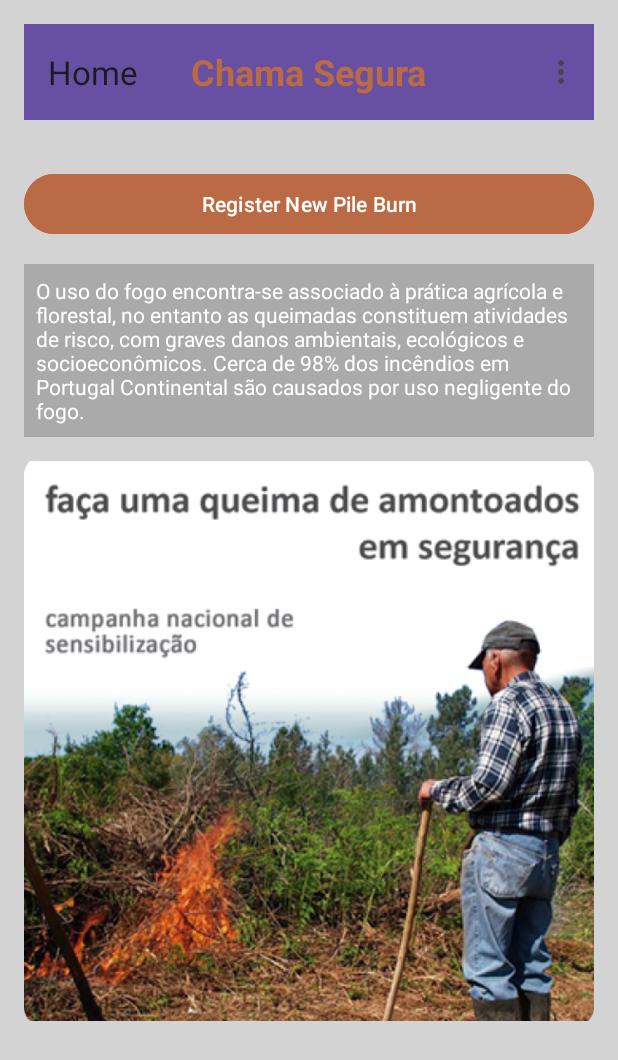
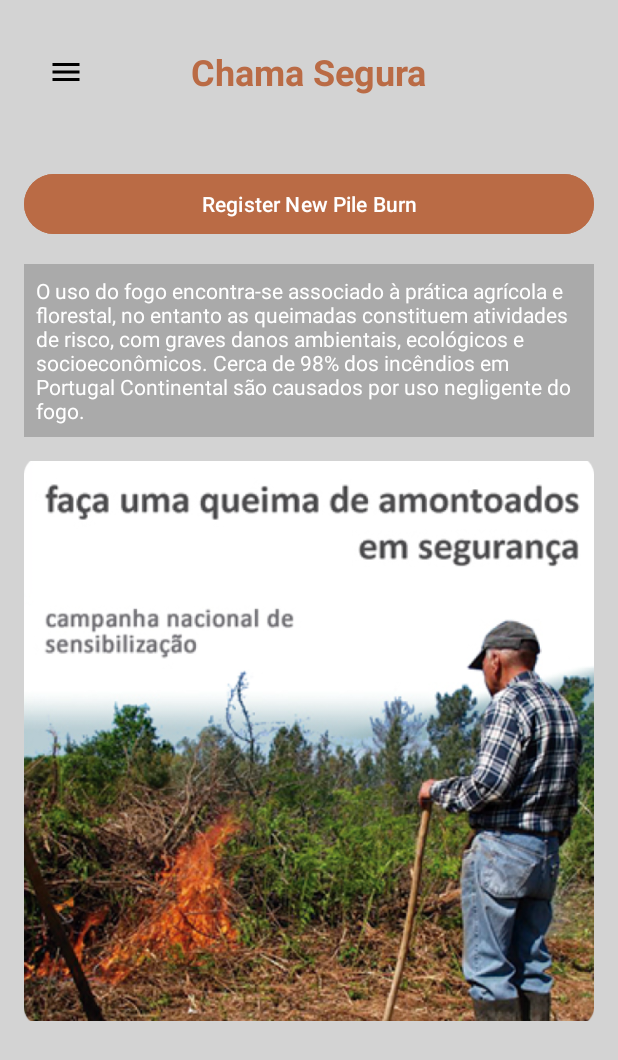
Before and after one commit to AAVANDRE10/ChamaSeguraAPP, an Android app: the fragment_home screen opened through its navigation route, on a phone screen of 412 x 824 dp. Shown: the top 1060 px of the screen. Run offline under Robolectric (Android 15) with nearby library versions, the phone set to English and light mode, and no system bars.

Commit message:
home fragment created

```diff
--- a/app/src/main/java/com/example/chamasegura/fragment_home.kt
+++ b/app/src/main/java/com/example/chamasegura/fragment_home.kt
@@ -5,11 +5,24 @@ import androidx.fragment.app.Fragment
 import android.view.LayoutInflater
 import android.view.View
 import android.view.ViewGroup
+import androidx.appcompat.widget.Toolbar
+import androidx.core.view.GravityCompat
+
 class fragment_home : Fragment() {
 
-    override fun onCreateView(inflater: LayoutInflater, container: ViewGroup?,
-                              savedInstanceState: Bundle?): View? {
-        // Inflate the layout for this fragment
-        return inflater.inflate(R.layout.fragment_home, container, false)
+    override fun onCreateView(
+        inflater: LayoutInflater, container: ViewGroup?,
+        savedInstanceState: Bundle?
+    ): View? {
+        val view = inflater.inflate(R.layout.fragment_home, container, false)
+
+        // Configurar a toolbar
+        val toolbar = view.findViewById<Toolbar>(R.id.toolbar)
+        toolbar.setNavigationIcon(R.drawable.baseline_menu_24)
+        toolbar.setNavigationOnClickListener {
+            (activity as MainActivity).drawerLayout.openDrawer(GravityCompat.START)
+        }
+
+        return view
     }
 }
--- a/app/src/main/res/layout/fragment_home.xml
+++ b/app/src/main/res/layout/fragment_home.xml
@@ -16,12 +16,11 @@
 
         <androidx.appcompat.widget.Toolbar
             android:id="@+id/toolbar"
-            android:layout_width="match_parent"
+            android:layout_width="wrap_content"
             android:layout_height="wrap_content"
-            android:background="?attr/colorPrimary"
-            app:title="Home"
-            app:menu="@menu/side_menu" />
-
+            android:background="@android:color/transparent"
+            android:theme="@style/ThemeOverlay.AppCompat.Dark.ActionBar"
+            android:layout_gravity="center"/>
         <TextView
             android:layout_width="wrap_content"
             android:layout_height="wrap_content"
--- a/app/src/main/res/layout/fragment_new_burn.xml
+++ b/app/src/main/res/layout/fragment_new_burn.xml
@@ -17,7 +17,7 @@
             android:layout_width="40dp"
             android:layout_height="40dp"
             android:background="?attr/selectableItemBackgroundBorderless"
-            android:src="@drawable/img"
+            android:src="@drawable/baseline_arrow_back_24"
             android:layout_gravity="start"
             android:padding="1dp"
             android:scaleType="centerInside"/>
```
